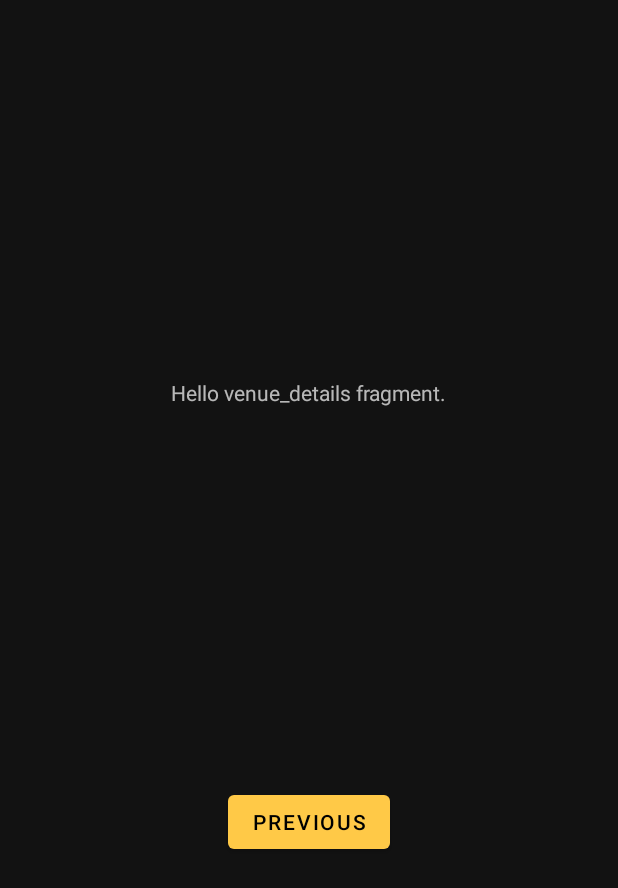
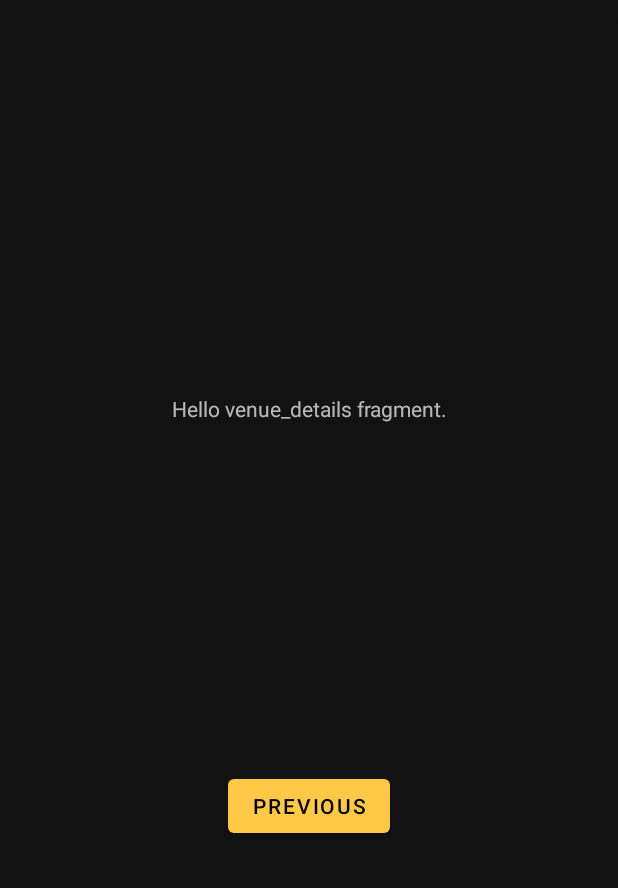
Before and after one commit to ImnIrdst/ii4sq, an Android app: the layout fragment_venue_details.xml on its own in the app's theme, with its tools: preview values and no code run, on a phone screen of 412 x 824 dp. Shown: the top 888 px of the screen. Run offline under Robolectric (Android 15) with nearby library versions, the phone set to English and light mode, and no system bars.

Commit message:
Add navigation to venue detail bottom sheet

```diff
--- a/app/build.gradle
+++ b/app/build.gradle
@@ -2,6 +2,8 @@ plugins {
     id 'com.android.application'
     id 'kotlin-android'
     id 'com.google.android.libraries.mapsplatform.secrets-gradle-plugin'
+    id 'androidx.navigation.safeargs.kotlin'
+    id 'kotlin-parcelize'
 }
 
 def localProperties = new Properties()
--- a/app/src/main/java/com/imn/ii4sq/domain/entities/VenueLocation.kt
+++ b/app/src/main/java/com/imn/ii4sq/domain/entities/VenueLocation.kt
@@ -1,12 +1,15 @@
 package com.imn.ii4sq.domain.entities
 
+import android.os.Parcelable
 import com.google.android.gms.maps.model.LatLng
 import com.google.gson.annotations.SerializedName
+import kotlinx.parcelize.Parcelize
 
+@Parcelize
 data class VenueLocation(
     @SerializedName("lat") val latitude: Double,
     @SerializedName("lng") val longitude: Double,
-) {
+): Parcelable {
     fun toGoogleMapLatLng() = LatLng(latitude, longitude)
 
     fun toLocationEntity() = LocationEntity(latitude, longitude)
--- a/app/src/main/java/com/imn/ii4sq/ui/map/MapViewModel.kt
+++ b/app/src/main/java/com/imn/ii4sq/ui/map/MapViewModel.kt
@@ -25,10 +25,6 @@ class MapViewModel(
     val currentLocation: LiveData<State<LocationEntity>>
         get() = locationRepository.getLocationLiveData()
 
-    init {
-        println("imnimn viewModel init ${venueSet.size}")
-    }
-
     fun search(location: LocationEntity, radius: Double) = viewModelScope.launch {
 
         _venuesList.postValue(loadingState())
@@ -43,8 +39,6 @@ class MapViewModel(
             venueSet.clear()
             venueSet.addAll(newVenues)
 
-            println("imnimn viewModel ${newVenues.size}")
-
             _venuesList.postValue(successState(newVenues))
         } catch (e: Exception) {
             _venuesList.postValue(failureState(e.asIIError()))
--- /dev/null
+++ b/app/src/main/res/drawable/shape_top_round_corners.xml
@@ -0,0 +1,10 @@
+<?xml version="1.0" encoding="utf-8"?>
+<shape xmlns:android="http://schemas.android.com/apk/res/android"
+    android:shape="rectangle">
+
+    <solid android:color="?attr/colorSurface" />
+    <corners
+        android:topLeftRadius="16dp"
+        android:topRightRadius="16dp" />
+
+</shape>
--- a/app/src/main/res/layout/fragment_venue_details.xml
+++ b/app/src/main/res/layout/fragment_venue_details.xml
@@ -4,12 +4,16 @@
     xmlns:tools="http://schemas.android.com/tools"
     android:layout_width="match_parent"
     android:layout_height="match_parent"
+    android:background="@drawable/shape_top_round_corners"
+    android:paddingHorizontal="@dimen/normal_spacing"
+    android:paddingVertical="@dimen/double_spacing"
     tools:context=".ui.details.VenueDetailsFragment">
 
     <TextView
         android:id="@+id/textview_venue_details"
         android:layout_width="wrap_content"
         android:layout_height="wrap_content"
+        android:gravity="center"
         app:layout_constraintBottom_toTopOf="@id/button_venue_details"
         app:layout_constraintEnd_toEndOf="parent"
         app:layout_constraintStart_toStartOf="parent"
--- a/app/src/main/res/values/dimens.xml
+++ b/app/src/main/res/values/dimens.xml
@@ -1,3 +1,5 @@
 <resources>
     <dimen name="fab_margin">16dp</dimen>
+    <dimen name="normal_spacing">16dp</dimen>
+    <dimen name="double_spacing">32dp</dimen>
 </resources>
--- a/build.gradle
+++ b/build.gradle
@@ -20,6 +20,7 @@ buildscript {
     dependencies {
         classpath "com.android.tools.build:gradle:4.2.2"
         classpath "org.jetbrains.kotlin:kotlin-gradle-plugin:$kotlin_version"
+        classpath "androidx.navigation:navigation-safe-args-gradle-plugin:$nav_version"
         classpath "com.google.android.libraries.mapsplatform.secrets-gradle-plugin:secrets-gradle-plugin:1.3.0"
     }
 }
```
Also changed, not shown: app/src/main/java/com/imn/ii4sq/domain/entities/Venue.kt (+5 -4 lines), app/src/main/java/com/imn/ii4sq/ui/base/BaseBottomSheetFragment.kt (added, +21 -0 lines), app/src/main/java/com/imn/ii4sq/ui/details/VenueDetailsFragment.kt (+6 -8 lines), app/src/main/java/com/imn/ii4sq/ui/map/MapFragment.kt (+9 -3 lines), app/src/main/res/navigation/nav_graph.xml (+8 -5 lines).
